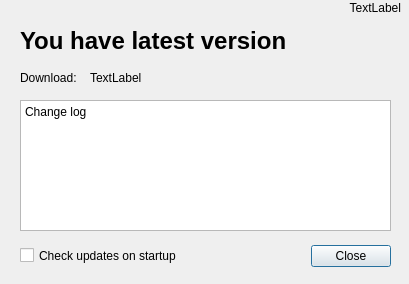
Before: the Qt Designer form launcher/updatedialog_moc.ui in vcmi/vcmi, drawn with Qt 5.
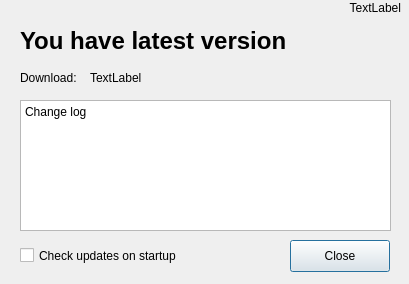
After: the same form once the commit is applied.

Patch:
```diff
--- a/launcher/updatedialog_moc.ui
+++ b/launcher/updatedialog_moc.ui
@@ -13,28 +13,6 @@
   <property name="windowTitle">
    <string>Dialog</string>
   </property>
-  <widget class="QDialogButtonBox" name="buttonBox">
-   <property name="geometry">
-    <rect>
-     <x>40</x>
-     <y>240</y>
-     <width>351</width>
-     <height>32</height>
-    </rect>
-   </property>
-   <property name="statusTip">
-    <string/>
-   </property>
-   <property name="locale">
-    <locale language="English" country="UnitedStates"/>
-   </property>
-   <property name="orientation">
-    <enum>Qt::Horizontal</enum>
-   </property>
-   <property name="standardButtons">
-    <set>QDialogButtonBox::Close</set>
-   </property>
-  </widget>
   <widget class="QCheckBox" name="checkOnStartup">
    <property name="geometry">
     <rect>
@@ -137,6 +115,19 @@
     <set>Qt::TextBrowserInteraction</set>
    </property>
   </widget>
+  <widget class="QPushButton" name="closeButton">
+   <property name="geometry">
+    <rect>
+     <x>290</x>
+     <y>240</y>
+     <width>100</width>
+     <height>32</height>
+    </rect>
+   </property>
+   <property name="text">
+    <string>Close</string>
+   </property>
+  </widget>
  </widget>
  <resources/>
  <connections>
```
Left out of the diff: 35 changed lines with no effect on the pictures.
